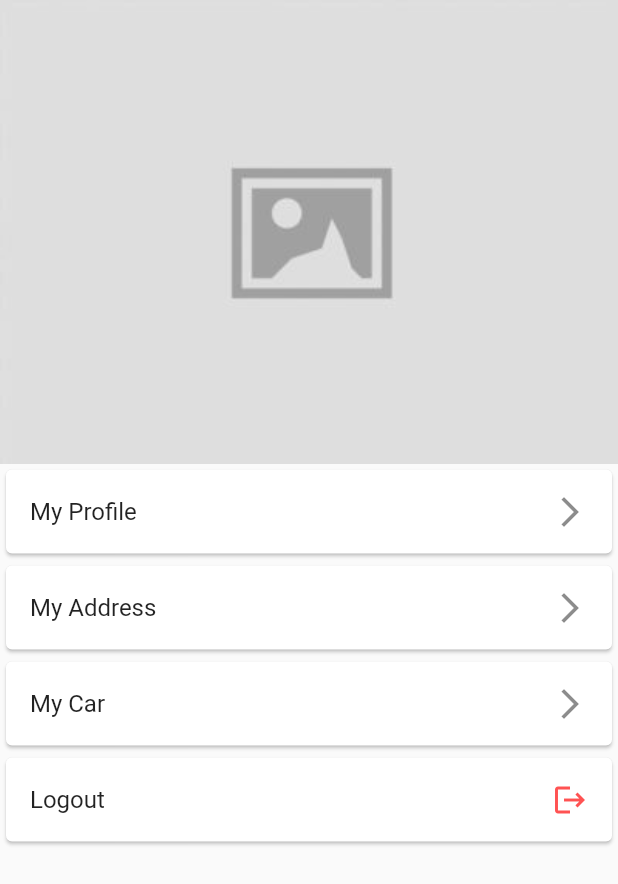
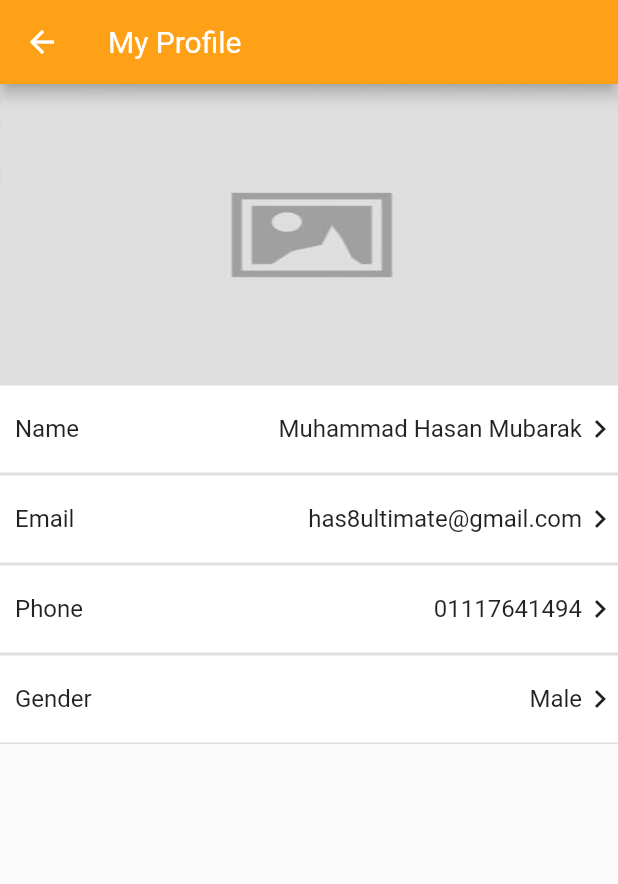
Before and after one commit to aeonpatriot/sainee_detailing, a Flutter app: the AccountScreenBody widget shown alone on an empty page, opened directly with empty values, after a tap on "My Profile", on a phone screen of 412 x 824 dp. Shown: the top 884 px of the screen. Run offline on Flutter 3.47's test engine with Material 2 defaults, Android fonts, the light colour scheme and no system bars; our stand-ins replace email_validator, get_it; statements that could not run were skipped.

Commit message:
Add profile screen design

```diff
--- a/lib/router.dart
+++ b/lib/router.dart
@@ -1,7 +1,8 @@
 import 'package:flutter/material.dart';
 import 'package:sainee_detailing/screen/login_screen/login_screen.dart';
 import 'package:sainee_detailing/screen/main_menu_screen/main_menu.dart';
-import 'package:sainee_detailing/screen/other/register_success_screen.dart';
+import 'package:sainee_detailing/screen/other_screen/register_success_screen.dart';
+import 'package:sainee_detailing/screen/profile_screen/profile_screen.dart';
 import 'package:sainee_detailing/screen/register_screen/register_screen.dart';
 import 'package:sainee_detailing/screen/splash_screen.dart';
 
@@ -9,14 +10,17 @@ Route<dynamic>? createRoute(settings) {
   switch (settings.name) {
     case '/':
       // return SplashScreen.route();
-      // return MainMenuScreen.route();
-      return LoginScreen.route();
+      return MainMenuScreen.route();
+    // return LoginScreen.route();
+    // return ProfileScreen.route();
     case '/login':
       return LoginScreen.route();
     case '/register':
       return RegisterScreen.route();
     case '/main':
       return MainMenuScreen.route();
+    case '/profile':
+      return ProfileScreen.route();
     case '/registersuccess':
       return RegisterSuccessScreen.route();
   }
--- a/lib/screen/account_screen/account_screen_body.dart
+++ b/lib/screen/account_screen/account_screen_body.dart
@@ -33,7 +33,7 @@ class AccountScreenBody extends StatelessWidget {
               itemBuilder: (context, index) => Card(
                 child: ListTile(
                   onTap: () {
-                    if (index == 0) accountViewModel.onTapProfile();
+                    if (index == 0) accountViewModel.onTapProfile(context);
                     if (index == 1) accountViewModel.onTapAddress();
                     if (index == 2) accountViewModel.onTapCar();
                     if (index == 3) accountViewModel.onTapLogout(context);
--- /dev/null
+++ b/lib/screen/profile_screen/profile_screen.dart
@@ -0,0 +1,122 @@
+import 'package:flutter/material.dart';
+import 'package:sainee_detailing/constant.dart';
+
+class ProfileScreen extends StatelessWidget {
+  const ProfileScreen({Key? key}) : super(key: key);
+
+  static Route route() =>
+      MaterialPageRoute(builder: (context) => ProfileScreen());
+
+  @override
+  Widget build(BuildContext context) {
+    return Scaffold(
+      backgroundColor: Color.fromARGB(255, 250, 250, 250),
+      appBar: AppBar(
+        titleTextStyle: const TextStyle(color: Colors.white, fontSize: 20),
+        // automaticallyImplyLeading: false,
+        iconTheme: const IconThemeData(color: Colors.white),
+        backgroundColor: kPrimaryColorDark,
+        title: const Text('My Profile'),
+      ),
+      body: Column(
+          mainAxisAlignment: MainAxisAlignment.start,
+          mainAxisSize: MainAxisSize.min,
+          children: [
+            Flex(
+              direction: Axis.horizontal,
+              children: [
+                Expanded(
+                  child: Image.asset(
+                    'assets/images/placeholder-image-400x300.jpg',
+                    fit: BoxFit.fill,
+                    height: 200,
+                  ),
+                )
+              ],
+            ),
+            CustomContainer(
+              preText: 'Name',
+              suffixText: 'Muhammad Hasan Mubarak',
+              suffixIcon: Icon(Icons.keyboard_arrow_right),
+            ),
+            CustomContainer(
+              preText: 'Email',
+              suffixText: 'has8ultimate@gmail.com',
+              suffixIcon: Icon(Icons.keyboard_arrow_right),
+            ),
+            CustomContainer(
+              preText: 'Phone',
+              suffixText: '01117641494',
+              suffixIcon: Icon(Icons.keyboard_arrow_right),
+            ),
+            CustomContainer(
+              preText: 'Gender',
+              suffixText: 'Male',
+              suffixIcon: Icon(Icons.keyboard_arrow_right),
+            ),
+          ]),
+    );
+  }
+}
+
+class CustomContainer extends StatelessWidget {
+  const CustomContainer(
+      {Key? key,
+      required this.preText,
+      required this.suffixText,
+      required this.suffixIcon})
+      : super(key: key);
+
+  final String preText;
+  final String suffixText;
+  final dynamic suffixIcon;
+  final double textSize = 16;
+
+  @override
+  Widget build(BuildContext context) {
+    return Material(
+      child: InkWell(
+        splashColor: Colors.red,
+        onTap: () {
+          print('sdfsdfsdf');
+        },
+        child: Container(
+          decoration: BoxDecoration(
+              color: Color.fromARGB(255, 255, 255, 255),
+              border: Border.symmetric(
+                  horizontal: BorderSide(color: Colors.black12))),
+          height: 60,
+          child: Row(
+            // crossAxisAlignment: CrossAxisAlignment.center,
+            mainAxisSize: MainAxisSize.max,
+            mainAxisAlignment: MainAxisAlignment.start,
+            children: [
+              const SizedBox(width: 10),
+              Expanded(
+                  flex: 1,
+                  child: Container(
+                    child: Text(
+                      preText,
+                      style: TextStyle(fontSize: textSize),
+                    ),
+                  )),
+              Expanded(
+                  flex: 0,
+                  child: Container(
+                    child: Text(
+                      suffixText,
+                      style: TextStyle(fontSize: textSize),
+                    ),
+                  )),
+              Expanded(
+                  flex: 0,
+                  child: Container(
+                    child: suffixIcon,
+                  )),
+            ],
+          ),
+        ),
+      ),
+    );
+  }
+}
--- a/lib/screen/splash_screen.dart
+++ b/lib/screen/splash_screen.dart
@@ -18,7 +18,7 @@ class _SplashScreenState extends State<SplashScreen> {
   @override
   void initState() {
     super.initState();
-    Timer(Duration(seconds: 3),
+    Timer(const Duration(seconds: 3),
         () => Navigator.pushReplacement(context, LoginScreen.route()));
   }
 
--- a/lib/viewmodels/account_viewmodel.dart
+++ b/lib/viewmodels/account_viewmodel.dart
@@ -7,8 +7,8 @@ class AccountViewModel extends ChangeNotifier {
 
   final userService = service<UserService>();
 
-  onTapProfile() {
-    print('My Profile');
+  onTapProfile(BuildContext context) {
+    Navigator.pushNamed(context, '/profile');
   }
 
   onTapAddress() {
```
Also changed, not shown: lib/screen/other_screen/register_success_screen.dart (renamed from lib/screen/other/register_success_screen.dart), lib/screen/profile_screen/profile_screen_body.dart (added), lib/widget/appbar.dart (added), 1 other file.
